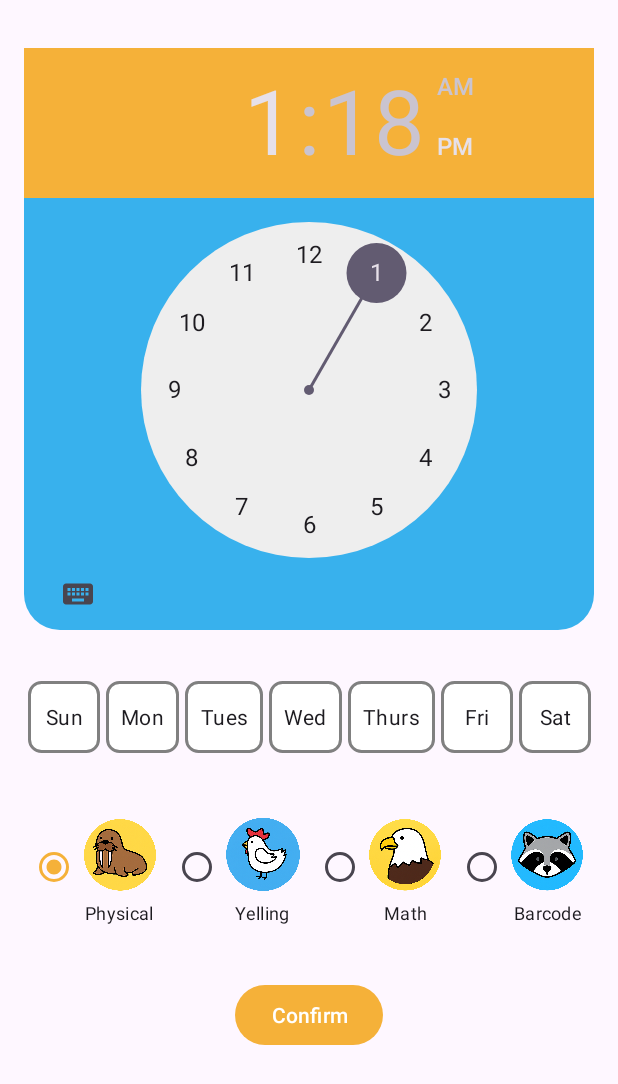
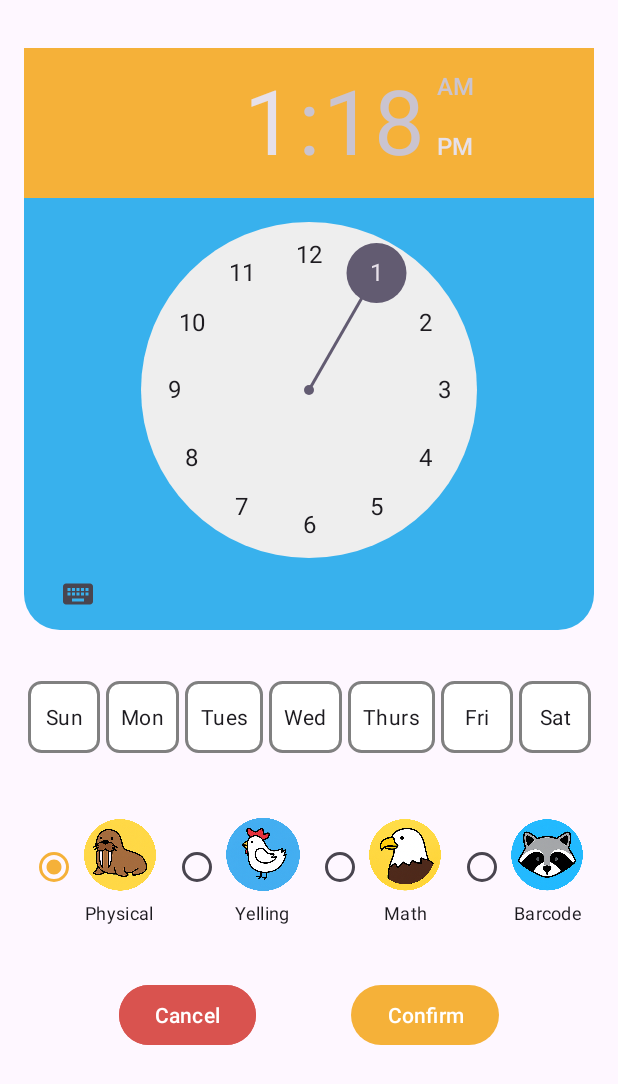
Before and after one commit to varunvaliveti/WakeBuddy, an Android app: the AddAlarmFragment screen opened through its navigation route, on a phone screen of 412 x 824 dp. Shown: the top 1084 px of the screen. Run offline under Robolectric (Android 15) with nearby library versions, the phone set to English and light mode, and no system bars.

Commit message:
Added Navigation back to main fragment from add_alarm fragment. Fixed fragment stack popping

```diff
--- a/app/src/main/java/edu/sjsu/android/wakebuddy/AddAlarmFragment.java
+++ b/app/src/main/java/edu/sjsu/android/wakebuddy/AddAlarmFragment.java
@@ -2,7 +2,13 @@ package edu.sjsu.android.wakebuddy;
 
 import android.os.Bundle;
 
+import androidx.annotation.NonNull;
+import androidx.annotation.Nullable;
 import androidx.fragment.app.Fragment;
+import androidx.navigation.NavController;
+import androidx.navigation.fragment.NavHostFragment;
+import androidx.recyclerview.widget.LinearLayoutManager;
+import androidx.recyclerview.widget.RecyclerView;
 
 import android.view.LayoutInflater;
 import android.view.View;
@@ -10,7 +16,7 @@ import android.view.ViewGroup;
 import android.widget.RadioGroup;
 
 public class AddAlarmFragment extends Fragment {
-
+    private NavController controller;
 
     public AddAlarmFragment() {
         // Required empty public constructor
@@ -37,4 +43,24 @@ public class AddAlarmFragment extends Fragment {
 
         return view;
     }
+
+    @Override
+    public void onViewCreated(@NonNull View view, @Nullable Bundle savedInstanceState) {
+        super.onViewCreated(view, savedInstanceState);
+        controller = NavHostFragment.findNavController(this);
+        view.findViewById(R.id.add_cancel_btn).setOnClickListener(v -> {
+            // TODO: handle cancel button
+            goMain();
+        });
+        view.findViewById(R.id.add_confirm_btn).setOnClickListener(v -> {
+            // TODO: handle confirm button
+            goMain();
+        });
+    }
+
+    public void goMain() {
+        // TODO: handle sending data to main fragment
+        controller.popBackStack(R.id.mainFragment,true);
+        controller.navigate(R.id.mainFragment);
+    }
 }
--- a/app/src/main/java/edu/sjsu/android/wakebuddy/WelcomeFragment.java
+++ b/app/src/main/java/edu/sjsu/android/wakebuddy/WelcomeFragment.java
@@ -44,6 +44,7 @@ public class WelcomeFragment extends Fragment {
 
     public void goMain() {
         NavController controller = NavHostFragment.findNavController(this);
+        controller.popBackStack(R.id.welcomeFragment,true);
         controller.navigate(R.id.mainFragment);
     }
 }
--- a/app/src/main/res/layout/fragment_add_alarm.xml
+++ b/app/src/main/res/layout/fragment_add_alarm.xml
@@ -4,8 +4,8 @@
     xmlns:tools="http://schemas.android.com/tools"
     android:layout_width="match_parent"
     android:layout_height="match_parent"
-    tools:context=".AddAlarmFragment"
-    android:padding="16dp">
+    android:padding="16dp"
+    tools:context=".AddAlarmFragment">
 
     <TimePicker
         android:id="@+id/timePicker"
@@ -121,8 +121,8 @@
             android:id="@+id/physicalAddAlarm"
             android:layout_width="wrap_content"
             android:layout_height="wrap_content"
+            android:layout_margin="4dp"
             android:layout_weight="1"
-            android:layout_margin="4dp"
             android:drawableTop="@drawable/scaled_walrus_button"
             android:gravity="center"
             android:text="Physical"
@@ -132,8 +132,8 @@
             android:layout_width="wrap_content"
             android:layout_height="wrap_content"
             android:layout_margin="4dp"
+            android:layout_weight="1"
             android:drawableTop="@drawable/scaled_chicken_button"
-            android:layout_weight="1"
             android:gravity="center"
             android:text="Yelling"
             android:textSize="12sp" />
@@ -141,8 +141,8 @@
         <RadioButton
             android:layout_width="wrap_content"
             android:layout_height="wrap_content"
+            android:layout_margin="4dp"
             android:layout_weight="1"
-            android:layout_margin="4dp"
             android:drawableTop="@drawable/scaled_eagle_button"
             android:gravity="center"
             android:text="Math"
@@ -151,8 +151,8 @@
         <RadioButton
             android:layout_width="wrap_content"
             android:layout_height="wrap_content"
+            android:layout_margin="4dp"
             android:layout_weight="1"
-            android:layout_margin="4dp"
             android:drawableTop="@drawable/scaled_racoon_button"
             android:gravity="center"
             android:text="Barcode"
@@ -165,10 +165,23 @@
         android:id="@+id/add_confirm_btn"
         android:layout_width="wrap_content"
         android:layout_height="wrap_content"
+        android:text="Confirm"
+        app:layout_constraintBottom_toBottomOf="@+id/add_cancel_btn"
+        app:layout_constraintEnd_toEndOf="parent"
+        app:layout_constraintHorizontal_bias="0.5"
+        app:layout_constraintStart_toEndOf="@+id/add_cancel_btn"
+        app:layout_constraintTop_toTopOf="@+id/add_cancel_btn"
+        app:layout_constraintVertical_bias="0.0" />
+
+    <Button
+        android:id="@+id/add_cancel_btn"
+        android:layout_width="wrap_content"
+        android:layout_height="wrap_content"
         android:layout_marginTop="32dp"
-        android:text="Confirm"
-
-        app:layout_constraintEnd_toEndOf="parent"
+        android:backgroundTint="@color/red"
+        android:text="Cancel"
+        app:layout_constraintEnd_toStartOf="@+id/add_confirm_btn"
+        app:layout_constraintHorizontal_bias="0.5"
         app:layout_constraintStart_toStartOf="parent"
         app:layout_constraintTop_toBottomOf="@+id/radioGroup" />
 
--- a/app/src/main/res/navigation/nav.xml
+++ b/app/src/main/res/navigation/nav.xml
@@ -12,9 +12,7 @@
         tools:layout="@layout/fragment_welcome" >
         <action
             android:id="@+id/action_welcomeFragment_to_mainFragment"
-            app:destination="@id/mainFragment"
-            app:popUpTo="@id/welcomeFragment"
-            app:popUpToInclusive="true"/>
+            app:destination="@id/mainFragment" />
     </fragment>
 
     <fragment
@@ -30,5 +28,9 @@
         android:id="@+id/addAlarmFragment"
         android:name="edu.sjsu.android.wakebuddy.AddAlarmFragment"
         android:label="fragment_add_alarm"
-        tools:layout="@layout/fragment_add_alarm" />
+        tools:layout="@layout/fragment_add_alarm" >
+        <action
+            android:id="@+id/action_addAlarmFragment_to_mainFragment"
+            app:destination="@id/mainFragment" />
+    </fragment>
 </navigation>
--- a/app/src/main/res/values/colors.xml
+++ b/app/src/main/res/values/colors.xml
@@ -9,5 +9,6 @@
     <color name="black">#FF000000</color>
     <color name="gray">#808080</color>
     <color name="white">#FFFFFFFF</color>
-    <color name="orange">#F5B139</color> <!-- Orange -->
+    <color name="orange">#F5B139</color>
+    <color name="red">#d9534f</color>
 </resources>
```
